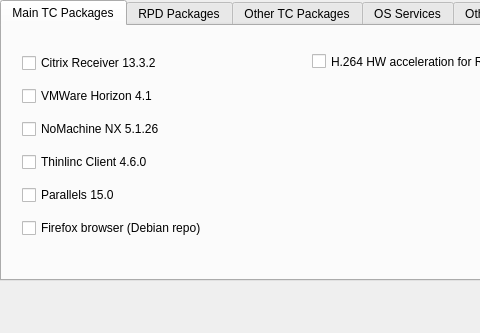
The window that rpitc.ui (Gibbio/RPiTC_Builder) describes before a commit, drawn with Qt 5; both pictures show x 0 to 480 and y 0 to 333 of the 733 by 333 pixel window.
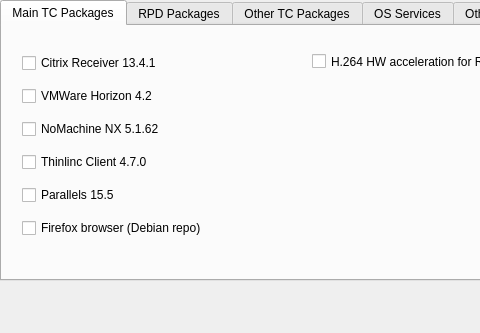
The same window after the commit. Icons and pictures are not drawn.

The edit to the form file:
```diff
--- a/rpitc.ui
+++ b/rpitc.ui
@@ -65,7 +65,7 @@
        <item>
         <widget class="QCheckBox" name="ica_checkBox">
          <property name="text">
-          <string>Citrix Receiver 13.3.2</string>
+          <string>Citrix Receiver 13.4.1</string>
          </property>
          <property name="icon">
           <iconset resource="icons.qrc">
@@ -76,7 +76,7 @@
        <item>
         <widget class="QCheckBox" name="vmware_checkBox">
          <property name="text">
-          <string>VMWare Horizon 4.1</string>
+          <string>VMWare Horizon 4.2</string>
          </property>
          <property name="icon">
           <iconset resource="icons.qrc">
@@ -87,7 +87,7 @@
        <item>
         <widget class="QCheckBox" name="nomachine_checkBox">
          <property name="text">
-          <string>NoMachine NX 5.1.26</string>
+          <string>NoMachine NX 5.1.62</string>
          </property>
          <property name="icon">
           <iconset resource="icons.qrc">
@@ -98,7 +98,7 @@
        <item>
         <widget class="QCheckBox" name="thinlinc_checkBox">
          <property name="text">
-          <string>Thinlinc Client 4.6.0</string>
+          <string>Thinlinc Client 4.7.0</string>
          </property>
          <property name="icon">
           <iconset resource="icons.qrc">
@@ -109,7 +109,7 @@
        <item>
         <widget class="QCheckBox" name="twox_checkBox">
          <property name="text">
-          <string>Parallels 15.0</string>
+          <string>Parallels 15.5</string>
          </property>
          <property name="icon">
           <iconset resource="icons.qrc">
```
Left out of the diff: 4 changed lines with no effect on the pictures.
